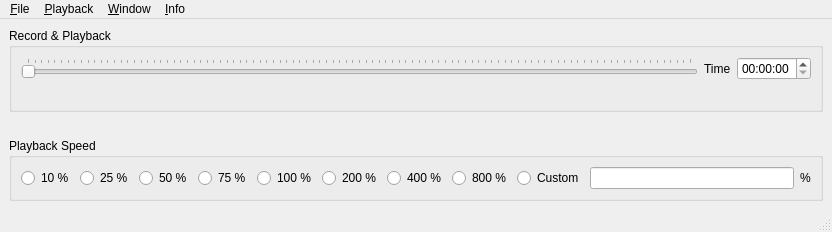
Qt form src/UserInterface/src/MainWindow.ui (till213/SkyDolly) before a commit.
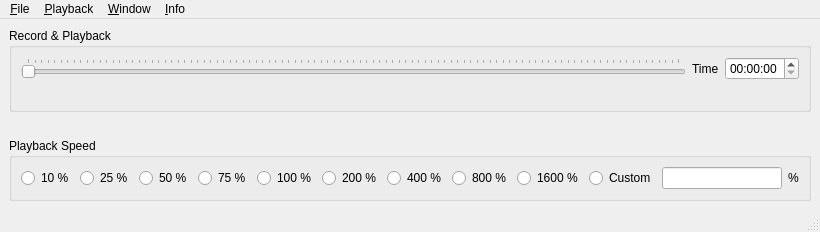
The same form after that commit. Icons and pictures are not drawn.

Commit message: Add 1600% speed option

```diff
--- a/src/UserInterface/src/MainWindow.ui
+++ b/src/UserInterface/src/MainWindow.ui
@@ -6,7 +6,7 @@
    <rect>
     <x>0</x>
     <y>0</y>
-    <width>832</width>
+    <width>807</width>
     <height>232</height>
    </rect>
   </property>
@@ -115,71 +115,78 @@
       <property name="title">
        <string>Playback Speed</string>
       </property>
-      <layout class="QGridLayout" name="gridLayout_2">
-       <item row="0" column="0">
+      <layout class="QHBoxLayout" name="horizontalLayout">
+       <item>
         <widget class="QRadioButton" name="playbackSpeed10RadioButton">
          <property name="text">
           <string>10 %</string>
          </property>
         </widget>
        </item>
-       <item row="0" column="1">
+       <item>
         <widget class="QRadioButton" name="playbackSpeed25RadioButton">
          <property name="text">
           <string>25 %</string>
          </property>
         </widget>
        </item>
-       <item row="0" column="2">
+       <item>
         <widget class="QRadioButton" name="playbackSpeed50RadioButton">
          <property name="text">
           <string>50 %</string>
          </property>
         </widget>
        </item>
-       <item row="0" column="3">
+       <item>
         <widget class="QRadioButton" name="playbackSpeed75RadioButton">
          <property name="text">
           <string>75 %</string>
          </property>
         </widget>
        </item>
-       <item row="0" column="4">
+       <item>
         <widget class="QRadioButton" name="playbackSpeed100RadioButton">
          <property name="text">
           <string>100 %</string>
          </property>
         </widget>
        </item>
-       <item row="0" column="5">
+       <item>
         <widget class="QRadioButton" name="playbackSpeed200RadioButton">
          <property name="text">
           <string>200 %</string>
          </property>
         </widget>
        </item>
-       <item row="0" column="6">
+       <item>
         <widget class="QRadioButton" name="playbackSpeed400RadioButton">
          <property name="text">
           <string>400 %</string>
          </property>
         </widget>
        </item>
-       <item row="0" column="7">
+       <item>
         <widget class="QRadioButton" name="playbackSpeed800RadioButton">
          <property name="text">
           <string>800 %</string>
          </property>
         </widget>
        </item>
-       <item row="0" column="8">
+       <item>
+        <widget class="QRadioButton" name="playbackSpeed1600RadioButton">
+         <property name="text">
+          <string>1600 %</string>
+         </property>
+        </widget>
+       </item>
+       <item>
         <widget class="QRadioButton" name="customPlaybackSpeedRadioButton">
          <property name="text">
           <string>Custom</string>
          </property>
         </widget>
        </item>
-       <item row="0" column="9">
+       <item>
         <layout class="QHBoxLayout" name="horizontalLayout_4">
          <item>
           <widget class="QLineEdit" name="customPlaybackSpeedLineEdit">
@@ -210,7 +217,7 @@
     <rect>
      <x>0</x>
      <y>0</y>
-     <width>832</width>
+     <width>807</width>
      <height>21</height>
     </rect>
    </property>
```
The commit also changes 2 other files.
